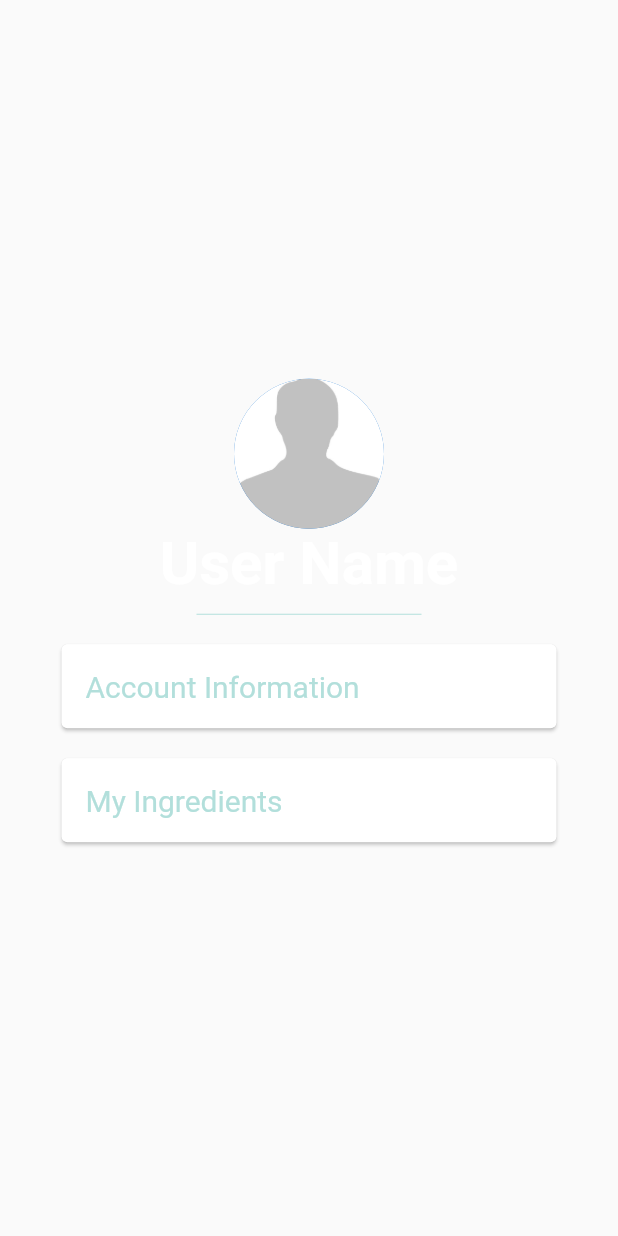
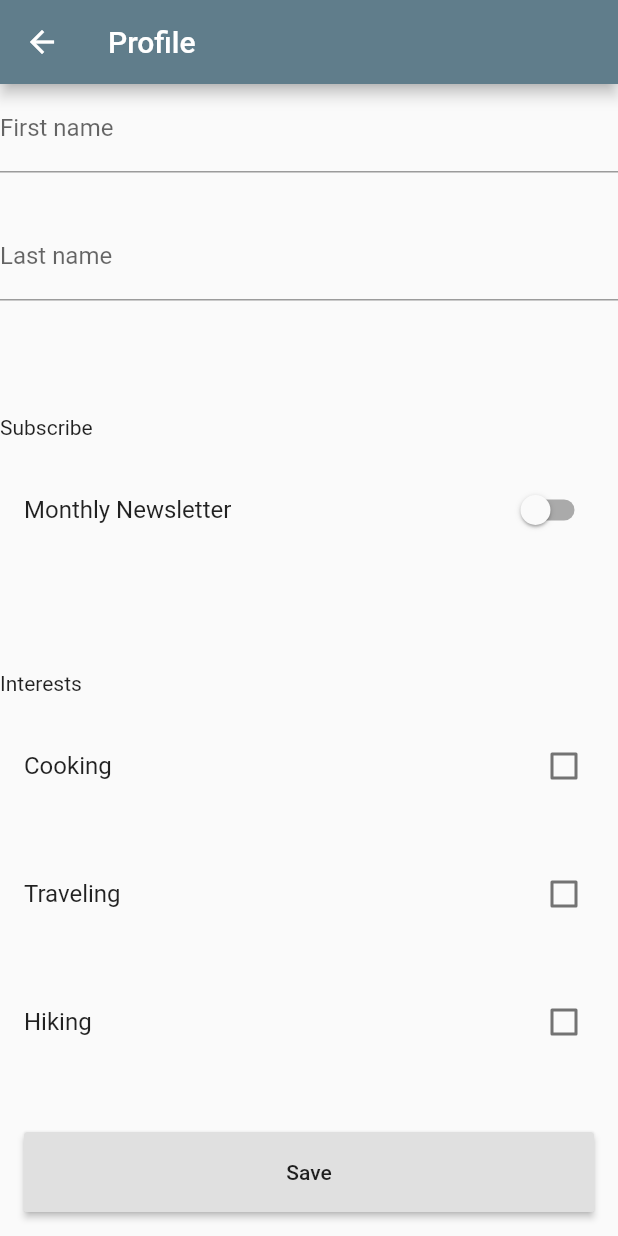
Before and after one commit to CodeFromStav/mixdrinks, a Flutter app: the ProfileWidget widget shown alone on an empty page, opened directly, after a tap on "Account Information", on a phone screen of 412 x 824 dp. Run offline on Flutter 3.47's test engine with Material 2 defaults, Android fonts, the light colour scheme and no system bars; our stand-ins replace animated_text_kit, cloud_firestore, firebase_auth, modal_progress_hud; missing offline and left inert: floating_search_bar; accounts and stored records are empty; Roboto replaces fonts that are missing (Pacifico, Source Sans Pro).

Commit message:
Adding user information to profile

```diff
--- /dev/null
+++ b/lib/components/user.dart
@@ -0,0 +1,40 @@
+import 'package:firebase_auth/firebase_auth.dart';
+import 'package:cloud_firestore/cloud_firestore.dart';
+
+class User {
+  final _firestore = Firestore.instance;
+  final _auth = FirebaseAuth.instance;
+  FirebaseUser loggedInUser;
+
+  static const String PassionCooking = 'cooking';
+  static const String PassionHiking = 'hiking';
+  static const String PassionTraveling = 'traveling';
+  String firstName = '';
+  String lastName = '';
+  Map passions = {
+    PassionCooking: false,
+    PassionHiking: false,
+    PassionTraveling: false
+  };
+  bool newsletter = false;
+  save() {
+    print('Saving user using a web service');
+    getCurrentUser();
+
+    _firestore.collection('messages').add({
+      'text': firstName,
+      'sender': loggedInUser.email,
+    });
+  }
+
+  void getCurrentUser() async {
+    try {
+      final user = await _auth.currentUser();
+      if (user != null) {
+        loggedInUser = user;
+      }
+    } catch (e) {
+      print(e);
+    }
+  }
+}
--- /dev/null
+++ b/lib/screens/profile_information.dart
@@ -0,0 +1,124 @@
+import 'package:flutter/material.dart';
+import 'package:flutter/material.dart';
+import 'package:mixdrinks/constants.dart';
+import 'package:firebase_auth/firebase_auth.dart';
+import 'package:cloud_firestore/cloud_firestore.dart';
+import 'package:flutter/material.dart';
+import 'package:mixdrinks/components/user.dart';
+
+class ProfileInformation extends StatefulWidget {
+  @override
+  _ProfileInformationState createState() => _ProfileInformationState();
+}
+
+class _ProfileInformationState extends State<ProfileInformation> {
+  final _formKey = GlobalKey<FormState>();
+  final _user = User();
+
+  @override
+  Widget build(BuildContext context) {
+    return Scaffold(
+        appBar: AppBar(title: Text('Profile')),
+        body: Container(
+            padding:
+                const EdgeInsets.symmetric(vertical: 0.0, horizontal: 0.0),
+            child: Builder(
+                builder: (context) => Form(
+                    key: _formKey,
+                    child: Column(
+                        crossAxisAlignment: CrossAxisAlignment.stretch,
+                        children: [
+                          Expanded(
+                            child: TextFormField(
+                              decoration:
+                                  InputDecoration(labelText: 'First name'),
+                              validator: (value) {
+                                if (value.isEmpty) {
+                                  return 'Please enter your first name';
+                                }
+                              },
+                              onSaved: (val) =>
+                                  setState(() => _user.firstName = val),
+                            ),
+                          ),
+                          Expanded(
+                            child: TextFormField(
+                                decoration:
+                                    InputDecoration(labelText: 'Last name'),
+                                validator: (value) {
+                                  if (value.isEmpty) {
+                                    return 'Please enter your last name.';
+                                  }
+                                },
+                                onSaved: (val) =>
+                                    setState(() => _user.lastName = val)),
+                          ),
+                          Expanded(
+                            child: Container(
+                              padding: const EdgeInsets.fromLTRB(0, 50, 0, 20),
+                              child: Text('Subscribe'),
+                            ),
+                          ),
+                          Expanded(
+                            child: SwitchListTile(
+                                title: const Text('Monthly Newsletter'),
+                                value: _user.newsletter,
+                                onChanged: (bool val) =>
+                                    setState(() => _user.newsletter = val)),
+                          ),
+                          Expanded(
+                            child: Container(
+                              padding: const EdgeInsets.fromLTRB(0, 50, 0, 20),
+                              child: Text('Interests'),
+                            ),
+                          ),
+                          Expanded(
+                            child: CheckboxListTile(
+                                title: const Text('Cooking'),
+                                value: _user.passions[User.PassionCooking],
+                                onChanged: (val) {
+                                  setState(() =>
+                                      _user.passions[User.PassionCooking] = val);
+                                }),
+                          ),
+                          Expanded(
+                            child: CheckboxListTile(
+                                title: const Text('Traveling'),
+                                value: _user.passions[User.PassionTraveling],
+                                onChanged: (val) {
+                                  setState(() => _user
+                                      .passions[User.PassionTraveling] = val);
+                                }),
+                          ),
+                          Expanded(
+                            child: CheckboxListTile(
+                                title: const Text('Hiking'),
+                                value: _user.passions[User.PassionHiking],
+                                onChanged: (val) {
+                                  setState(() =>
+                                      _user.passions[User.PassionHiking] = val);
+                                }),
+                          ),
+                          Expanded(
+                            child: Container(
+                                padding: const EdgeInsets.symmetric(
+                                    vertical: 16.0, horizontal: 16.0),
+                                child: RaisedButton(
+                                    onPressed: () {
+                                      final form = _formKey.currentState;
+                                      if (form.validate()) {
+                                        form.save();
+                                        _user.save();
+                                        _showDialog(context);
+                                      }
+                                    },
+                                    child: Text('Save'))),
+                          ),
+                        ])))));
+  }
+
+  _showDialog(BuildContext context) {
+    Scaffold.of(context)
+        .showSnackBar(SnackBar(content: Text('Submitting form')));
+  }
+}
--- a/lib/screens/profile_widget.dart
+++ b/lib/screens/profile_widget.dart
@@ -1,7 +1,17 @@
 import 'package:flutter/material.dart';
+import 'package:flutter/material.dart';
+import 'package:mixdrinks/constants.dart';
+import 'package:mixdrinks/screens/profile_information.dart';
+import 'package:firebase_auth/firebase_auth.dart';
+import 'package:cloud_firestore/cloud_firestore.dart';
+
+final _firestore = Firestore.instance;
+FirebaseUser loggedInUser;
 
 class ProfileWidget extends StatelessWidget {
   static const String id = 'profile_screen';
+  final _auth = FirebaseAuth.instance;
+
   void printText(text) {
     print(text);
   }
@@ -34,7 +44,8 @@ class ProfileWidget extends StatelessWidget {
           ),
           FlatButton(
             onPressed: () {
-              printText('button1 pressed');
+              Navigator.push(context,
+                  MaterialPageRoute(builder: (context) => ProfileInformation()));
             }, //TODO: Add Account Information Page
             child: Card(
                 margin: EdgeInsets.symmetric(vertical: 10.0, horizontal: 25.0),
```
